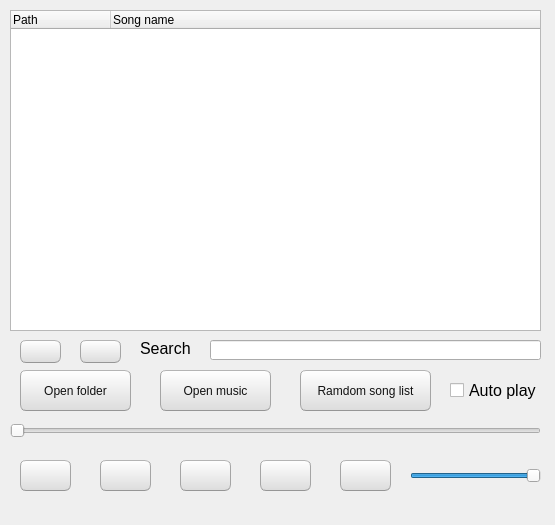
Qt form prototype/music_player_window.ui (defaultax7/2012h-project) before a commit.
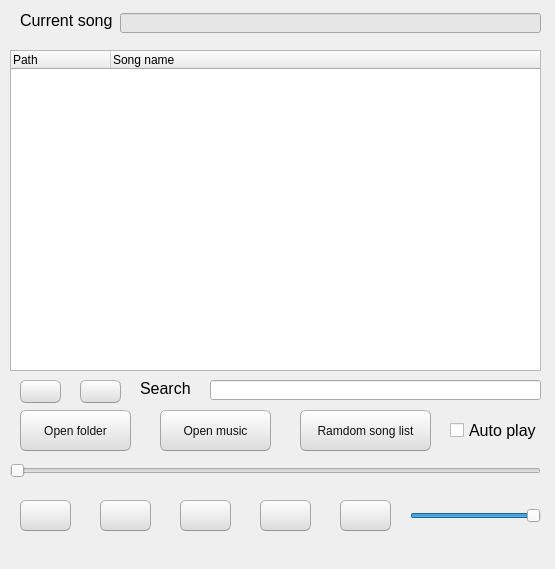
The same form after that commit.

Commit message: add current song UI for music player

Diff of the .ui file:
```diff
--- a/prototype/music_player_window.ui
+++ b/prototype/music_player_window.ui
@@ -7,7 +7,7 @@
     <x>0</x>
     <y>0</y>
     <width>555</width>
-    <height>525</height>
+    <height>569</height>
    </rect>
   </property>
   <property name="windowTitle">
@@ -18,7 +18,7 @@
     <property name="geometry">
      <rect>
       <x>10</x>
-      <y>10</y>
+      <y>50</y>
       <width>531</width>
       <height>321</height>
      </rect>
@@ -41,7 +41,7 @@
     <property name="geometry">
      <rect>
       <x>20</x>
-      <y>370</y>
+      <y>410</y>
       <width>111</width>
       <height>41</height>
      </rect>
@@ -81,7 +81,7 @@
     <property name="geometry">
      <rect>
       <x>160</x>
-      <y>370</y>
+      <y>410</y>
       <width>111</width>
       <height>41</height>
      </rect>
@@ -121,7 +121,7 @@
     <property name="geometry">
      <rect>
       <x>10</x>
-      <y>420</y>
+      <y>460</y>
       <width>531</width>
       <height>22</height>
      </rect>
@@ -134,7 +134,7 @@
     <property name="geometry">
      <rect>
       <x>20</x>
-      <y>460</y>
+      <y>500</y>
       <width>51</width>
       <height>31</height>
      </rect>
@@ -174,7 +174,7 @@
     <property name="geometry">
      <rect>
       <x>100</x>
-      <y>460</y>
+      <y>500</y>
       <width>51</width>
       <height>31</height>
      </rect>
@@ -214,7 +214,7 @@
     <property name="geometry">
      <rect>
       <x>180</x>
-      <y>460</y>
+      <y>500</y>
       <width>51</width>
       <height>31</height>
      </rect>
@@ -254,7 +254,7 @@
     <property name="geometry">
      <rect>
       <x>260</x>
-      <y>460</y>
+      <y>500</y>
       <width>51</width>
       <height>31</height>
      </rect>
@@ -294,7 +294,7 @@
     <property name="geometry">
      <rect>
       <x>340</x>
-      <y>460</y>
+      <y>500</y>
       <width>51</width>
       <height>31</height>
      </rect>
@@ -334,7 +334,7 @@
     <property name="geometry">
      <rect>
       <x>410</x>
-      <y>465</y>
+      <y>505</y>
       <width>131</width>
       <height>22</height>
      </rect>
@@ -350,7 +350,7 @@
     <property name="geometry">
      <rect>
       <x>300</x>
-      <y>370</y>
+      <y>410</y>
       <width>131</width>
       <height>41</height>
      </rect>
@@ -390,7 +390,7 @@
     <property name="geometry">
      <rect>
       <x>140</x>
-      <y>340</y>
+      <y>380</y>
       <width>61</width>
       <height>16</height>
      </rect>
@@ -409,7 +409,7 @@
     <property name="geometry">
      <rect>
       <x>210</x>
-      <y>340</y>
+      <y>380</y>
       <width>331</width>
       <height>20</height>
      </rect>
@@ -419,7 +419,7 @@
     <property name="geometry">
      <rect>
       <x>450</x>
-      <y>380</y>
+      <y>420</y>
       <width>101</width>
       <height>21</height>
      </rect>
@@ -438,7 +438,7 @@
     <property name="geometry">
      <rect>
       <x>20</x>
-      <y>340</y>
+      <y>380</y>
       <width>41</width>
       <height>23</height>
      </rect>
@@ -478,7 +478,7 @@
     <property name="geometry">
      <rect>
       <x>80</x>
-      <y>340</y>
+      <y>380</y>
       <width>41</width>
       <height>23</height>
      </rect>
@@ -514,6 +514,41 @@
      <string/>
     </property>
    </widget>
+   <widget class="QLabel" name="label_2">
+    <property name="geometry">
+     <rect>
+      <x>20</x>
+      <y>10</y>
+      <width>111</width>
+      <height>21</height>
+     </rect>
+    </property>
+    <property name="font">
+     <font>
+      <family>Arial</family>
+      <pointsize>12</pointsize>
+     </font>
+    </property>
+    <property name="text">
+     <string>Current song</string>
+    </property>
+   </widget>
+   <widget class="QLineEdit" name="lineEdit">
+    <property name="geometry">
+     <rect>
+      <x>120</x>
+      <y>13</y>
+      <width>421</width>
+      <height>20</height>
+     </rect>
+    </property>
+    <property name="styleSheet">
+     <string notr="true">QLineEdit { background-color: #e6e6e6 }</string>
+    </property>
+    <property name="readOnly">
+     <bool>true</bool>
+    </property>
+   </widget>
   </widget>
   <widget class="QMenuBar" name="menubar">
    <property name="geometry">
```
The commit also changes 4 other files.
